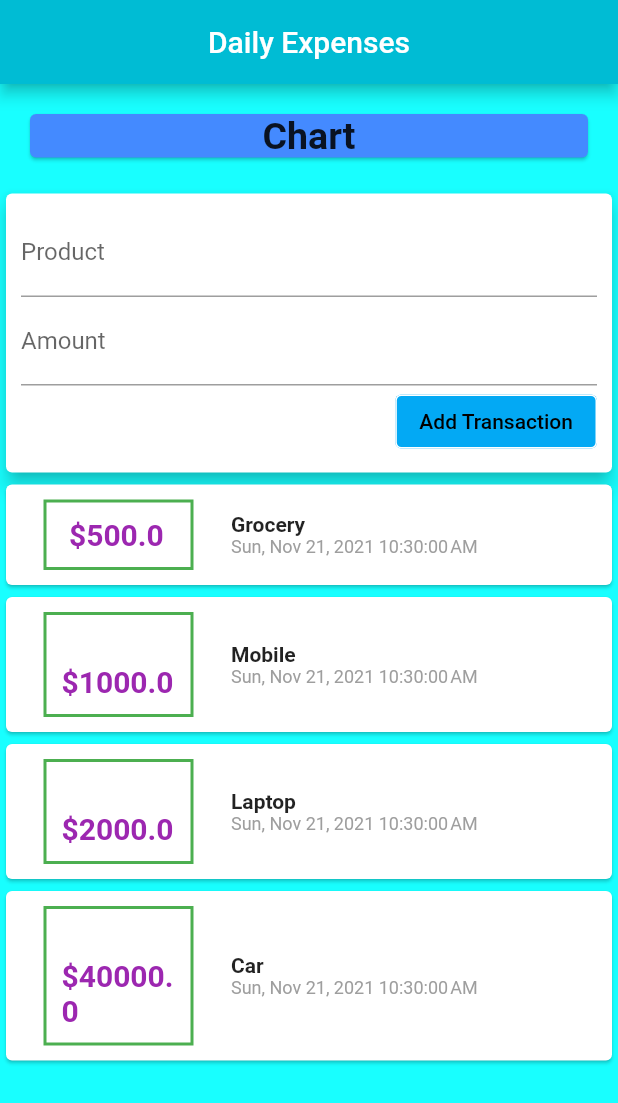
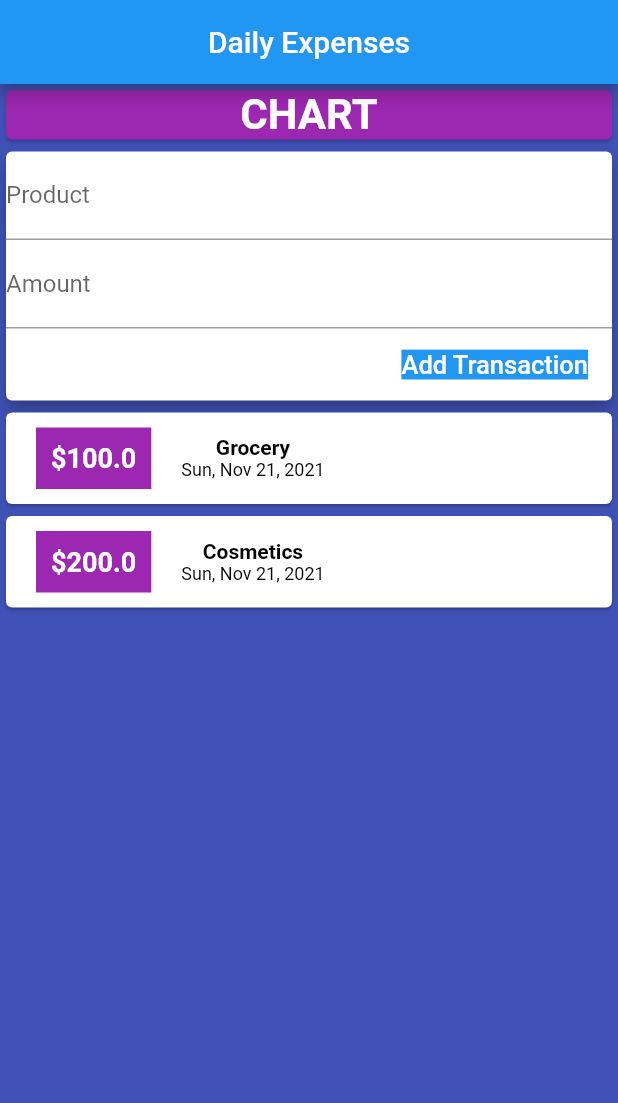
Before and after one commit to NewtonGain/daily_expenses, a Flutter app: the screen it shows after launch, after a tap on "Add Transaction", on a phone screen of 412 x 824 dp. Shown: the top 1103 px of the screen. Run offline on Flutter 3.47's test engine with Material 2 defaults, Android fonts, the phone set to English and light mode, and no system bars.

Commit message:
first commit

```diff
--- a/lib/main.dart
+++ b/lib/main.dart
@@ -1,158 +1,49 @@
+import 'package:daily_expenses/widgets/user_transaction.dart';
 import 'package:flutter/material.dart';
-import 'package:intl/intl.dart';
-import 'transactions.dart';
 
-void main() => runApp(MyApp());
+void main() {
+  runApp(MyApp());
+}
 
 class MyApp extends StatelessWidget {
-  final List<Transaction> transactions = [
-    Transaction(
-      id: 't1',
-      title: 'Grocery',
-      amount: 500.00,
-      date: DateTime.now(),
-    ),
-    Transaction(
-      id: 't2',
-      title: 'Mobile',
-      amount: 1000.00,
-      date: DateTime.now(),
-    ),
-    Transaction(
-      id: 't3',
-      title: 'Laptop',
-      amount: 2000.00,
-      date: DateTime.now(),
-    ),
-    Transaction(
-      id: 't4',
-      title: 'Car',
-      amount: 40000.00,
-      date: DateTime.now(),
-    ),
-  ];
+  // This widget is the root of your application.
   @override
   Widget build(BuildContext context) {
     return MaterialApp(
       home: Scaffold(
           appBar: AppBar(
-          backgroundColor: Colors.cyan,
-          title: Center(
-            child: Text(
+            title: Text(
               'Daily Expenses',
             ),
+            centerTitle: true,
+            backgroundColor: Colors.blue,
           ),
-        ),
-        backgroundColor: Colors.cyanAccent,
-        body: Column(
+          backgroundColor: Colors.indigo,
+          body: SingleChildScrollView(
+            child: Column(
+              mainAxisAlignment: MainAxisAlignment.spaceAround,
               crossAxisAlignment: CrossAxisAlignment.stretch,
               children: [
                 Container(
                   width: double.infinity,
                   child: Card(
-                margin: EdgeInsets.all(20),
-                color: Colors.blueAccent,
+                    color: Colors.purple,
                     child: Center(
                       child: Text(
-                    'Chart',
+                        'CHART',
                         style: TextStyle(
-                      fontSize: 25,
+                          color: Colors.white,
+                          fontSize: 28,
                           fontWeight: FontWeight.bold,
                         ),
                       ),
                     ),
                   ),
                 ),
-            Card(
-              elevation: 5,
-              child: Container(
-                padding: EdgeInsets.all(10),
-                child: Column(
-                  crossAxisAlignment: CrossAxisAlignment.end,
-                  children: [
-                    TextField(
-                      decoration: InputDecoration(
-                        labelText: 'Product',
-                      ),
-                    ),
-                    TextField(
-                      decoration: InputDecoration(
-                        labelText: 'Amount',
-                      ),
-                    ),
-                    OutlinedButton(
-                      style: OutlinedButton.styleFrom(
-                        primary: Colors.white,
-                        backgroundColor: Colors.lightBlue,
-                        side: BorderSide(
-                          color: Colors.white,
-                          style: BorderStyle.solid,
-                        ),
-                      ),
-                      onPressed: () {},
-                      child: Text(
-                        'Add Transaction',
-                        style: TextStyle(color: Colors.black),
-                      ),
-                    ),
+                UserTrasaction(),
               ],
             ),
-              ),
-            ),
-            Column(
-              children: transactions.map((tx) {
-                return Card(
-                  child: Row(
-                    children: [
-                      Container(
-                        width: 100,
-                        margin: EdgeInsets.symmetric(
-                          vertical: 10,
-                          horizontal: 25,
-                        ),
-                        padding: EdgeInsets.all(10),
-                        decoration: BoxDecoration(
-                          border: Border.all(
-                            width: 2,
-                            color: Colors.green,
-                          ),
-                        ),
-                        child: Text(
-                          ' \$${tx.amount}',
-                          style: TextStyle(
-                            color: Colors.purple,
-                            fontSize: 20,
-                            fontWeight: FontWeight.bold,
-                          ),
-                        ),
-                      ),
-                      Column(
-                        crossAxisAlignment: CrossAxisAlignment.start,
-                        children: [
-                          Text(
-                            tx.title,
-                            style: TextStyle(
-                              fontSize: 14,
-                              fontWeight: FontWeight.bold,
-                            ),
-                          ),
-                          Text(
-                            DateFormat.yMMMEd().add_jms().format(tx.date),
-                            style: TextStyle(
-                              color: Colors.grey,
-                              fontSize: 12,
-                            ),
-                          ),
-                        ],
-                      ),
-                    ],
-                  ),
-                );
-              }).toList(),
-            ),
-          ],
-        ),
-      ),
+          )),
     );
   }
 }
--- a/lib/transactions.dart
+++ b/lib/models/transaction.dart
@@ -2,7 +2,8 @@ class Transaction {
   final String id;
   final String title;
   final double amount;
-  DateTime date;
+  final DateTime date;
+
   Transaction({
     required this.id,
     required this.title,
--- /dev/null
+++ b/lib/widgets/new_transaction.dart
@@ -0,0 +1,53 @@
+import 'package:flutter/material.dart';
+
+class NewTransaction extends StatelessWidget {
+  final Function addTx;
+  NewTransaction(this.addTx);
+  final titleController = TextEditingController();
+  final amountController = TextEditingController();
+
+  @override
+  Widget build(BuildContext context) {
+    return Card(
+        elevation: 5,
+        child: Column(
+          crossAxisAlignment: CrossAxisAlignment.end,
+          children: [
+            TextField(
+              decoration: InputDecoration(
+                labelText: 'Product',
+                hintText: 'Input Product Name',
+              ),
+              controller: titleController,
+            ),
+            TextField(
+              decoration: InputDecoration(
+                labelText: 'Amount',
+                hintText: 'Input Product Amount',
+              ),
+              controller: amountController,
+            ),
+            FlatButton(
+              onPressed: () {
+                print(titleController.text);
+                print(amountController.text);
+                addTx(
+                  titleController.text,
+                  double.parse(
+                    amountController.text,
+                  ),
+                );
+              },
+              child: Text(
+                'Add Transaction',
+                style: TextStyle(
+                  fontSize: 17,
+                  color: Colors.white,
+                  backgroundColor: Colors.blue,
+                ),
+              ),
+            ),
+          ],
+        ));
+  }
+}
--- /dev/null
+++ b/lib/widgets/transaction_list.dart
@@ -0,0 +1,57 @@
+import 'package:flutter/material.dart';
+import 'package:intl/intl.dart';
+import '../models/transaction.dart';
+
+class TransactionList extends StatelessWidget {
+  final List<Transaction> transactions;
+  TransactionList(this.transactions);
+
+  @override
+  Widget build(BuildContext context) {
+    return Column(
+      children: transactions.map((tx) {
+        return Card(
+          child: Row(
+            children: [
+              Container(
+                color: Colors.purple,
+                margin: EdgeInsets.symmetric(
+                  vertical: 10,
+                  horizontal: 20,
+                ),
+                padding: EdgeInsets.all(10),
+                child: Text(
+                  '\$${tx.amount}',
+                  style: TextStyle(
+                    color: Colors.white,
+                    fontSize: 18,
+                    fontWeight: FontWeight.bold,
+                  ),
+                ),
+              ),
+              Column(
+                children: [
+                  Text(
+                    tx.title.toString(),
+                    style: TextStyle(
+                      color: Colors.black,
+                      fontSize: 14,
+                      fontWeight: FontWeight.bold,
+                    ),
+                  ),
+                  Text(
+                    DateFormat.yMMMEd().format(tx.date),
+                    style: TextStyle(
+                      color: Colors.black,
+                      fontSize: 12,
+                    ),
+                  ),
+                ],
+              )
+            ],
+          ),
+        );
+      }).toList(),
+    );
+  }
+}
--- /dev/null
+++ b/lib/widgets/user_transaction.dart
@@ -0,0 +1,47 @@
+import 'package:flutter/cupertino.dart';
+import '../models/transaction.dart';
+import './new_transaction.dart';
+import './transaction_list.dart';
+
+class UserTrasaction extends StatefulWidget {
+  @override
+  _UserTrasactionState createState() => _UserTrasactionState();
+}
+
+class _UserTrasactionState extends State<UserTrasaction> {
+  final List<Transaction> _userTransactions = [
+    Transaction(
+      id: 't1',
+      title: 'Grocery',
+      amount: 100,
+      date: DateTime.now(),
+    ),
+    Transaction(
+      id: 't2',
+      title: 'Cosmetics',
+      amount: 200,
+      date: DateTime.now(),
+    ),
+  ];
+  void _addNewTransaction(String txTitle, double txAmount) {
+    final newTx = Transaction(
+      title: txTitle,
+      amount: txAmount,
+      date: DateTime.now(),
+      id: DateTime.now().toString(),
+    );
+    setState(() {
+      _userTransactions.add(newTx);
+    });
+  }
+
+  @override
+  Widget build(BuildContext context) {
+    return Column(
+      children: [
+        NewTransaction(_addNewTransaction),
+        TransactionList(_userTransactions),
+      ],
+    );
+  }
+}
```
Also changed, not shown: 1 other file. Lines whose indentation alone changed are shown as unchanged.
